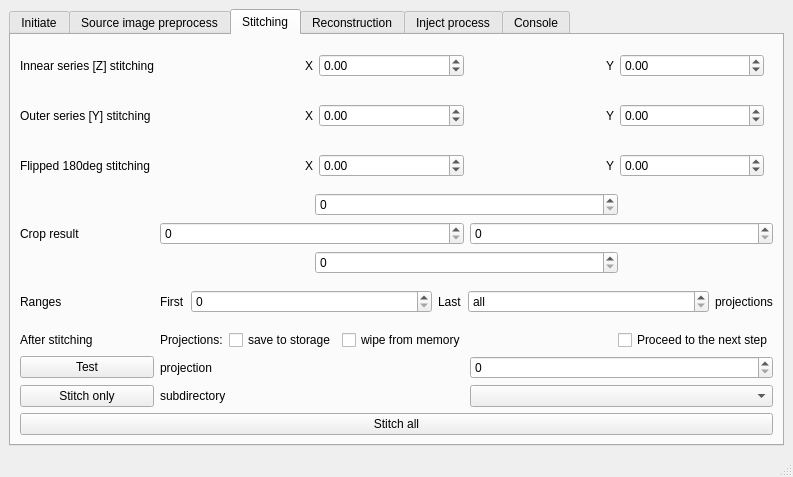
The window that share/imblproc/imbl-ui.ui (AustralianSynchrotron/imblproc) describes before a commit, drawn with Qt 5.
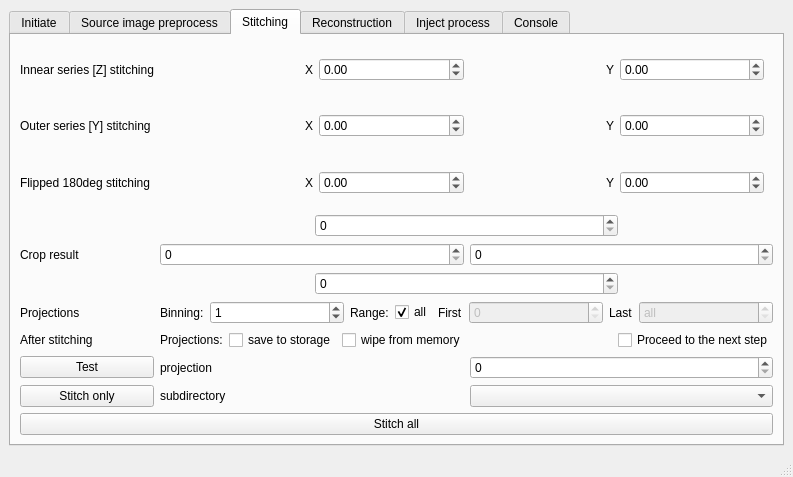
The same window after the commit. The open tabs and pages were chosen to show the change. Icons and pictures are not drawn.

Commit message: modified:   bin/imbl-stitch.sh 	modified:   share/imblproc/imbl-ui.py 	modified:   share/imblproc/imbl-ui.ui

Patch:
```diff
--- a/share/imblproc/imbl-ui.ui
+++ b/share/imblproc/imbl-ui.ui
@@ -1151,6 +1151,67 @@
         </item>
         <item row="4" column="1" colspan="2">
          <layout class="QHBoxLayout" name="horizontalLayout_11">
+          <item>
+           <widget class="QLabel" name="label_22">
+            <property name="sizePolicy">
+             <sizepolicy hsizetype="Fixed" vsizetype="Preferred">
+              <horstretch>0</horstretch>
+              <verstretch>0</verstretch>
+             </sizepolicy>
+            </property>
+            <property name="text">
+             <string>Binning:</string>
+            </property>
+           </widget>
+          </item>
+          <item>
+           <widget class="QSpinBox" name="zBin">
+            <property name="specialValueText">
+             <string>All</string>
+            </property>
+            <property name="maximum">
+             <number>999999999</number>
+            </property>
+            <property name="value">
+             <number>1</number>
+            </property>
+            <property name="saveInConfig" stdset="0">
+             <number>0</number>
+            </property>
+           </widget>
+          </item>
+          <item>
+           <widget class="QLabel" name="label_58">
+            <property name="sizePolicy">
+             <sizepolicy hsizetype="Fixed" vsizetype="Preferred">
+              <horstretch>0</horstretch>
+              <verstretch>0</verstretch>
+             </sizepolicy>
+            </property>
+            <property name="text">
+             <string>Range:</string>
+            </property>
+           </widget>
+          </item>
+          <item>
+           <widget class="QCheckBox" name="allProj">
+            <property name="sizePolicy">
+             <sizepolicy hsizetype="Fixed" vsizetype="Fixed">
+              <horstretch>0</horstretch>
+              <verstretch>0</verstretch>
+             </sizepolicy>
+            </property>
+            <property name="text">
+             <string>all</string>
+            </property>
+            <property name="checked">
+             <bool>true</bool>
+            </property>
+            <property name="saveInConfig" stdset="0">
+             <number>0</number>
+            </property>
+           </widget>
+          </item>
           <item>
            <widget class="QLabel" name="label_19">
             <property name="sizePolicy">
@@ -1166,6 +1227,9 @@
           </item>
           <item>
            <widget class="QSpinBox" name="minProj">
+            <property name="enabled">
+             <bool>false</bool>
+            </property>
             <property name="saveInConfig" stdset="0">
              <number>0</number>
             </property>
@@ -1186,6 +1250,9 @@
           </item>
           <item>
            <widget class="QSpinBox" name="maxProj">
+            <property name="enabled">
+             <bool>false</bool>
+            </property>
             <property name="specialValueText">
              <string>all</string>
             </property>
@@ -1194,19 +1261,6 @@
             </property>
            </widget>
           </item>
-          <item>
-           <widget class="QLabel" name="label_22">
-            <property name="sizePolicy">
-             <sizepolicy hsizetype="Fixed" vsizetype="Preferred">
-              <horstretch>0</horstretch>
-              <verstretch>0</verstretch>
-             </sizepolicy>
-            </property>
-            <property name="text">
-             <string>projections</string>
-            </property>
-           </widget>
-          </item>
          </layout>
         </item>
         <item row="1" column="0">
@@ -1270,7 +1324,7 @@
         <item row="4" column="0">
          <widget class="QLabel" name="label_16">
           <property name="text">
-           <string>Ranges</string>
+           <string>Projections</string>
           </property>
          </widget>
         </item>
```
Left out of the diff: 40 changed lines with no effect on the pictures. The commit also changes 2 other files.
